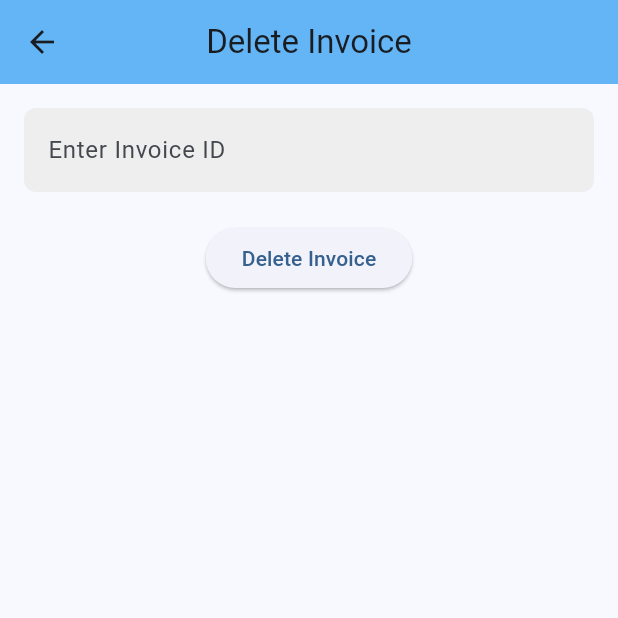
After one commit to ahmadrestom/Supermarket-Frontend, a Flutter app: the DeleteInvoice screen opened by its route, on a phone screen of 412 x 824 dp, the top half of it. The commit adds this screen. Run offline on Flutter 3.47's test engine with Material 3 defaults, Android fonts, the phone set to English and light mode, and no system bars; network calls fail.

Commit message:
Fixing  some issues with createInvoice and adding deleteInvoice feature

```diff
--- /dev/null
+++ b/lib/Invoice CRUD/deleteInvoice.dart
@@ -0,0 +1,84 @@
+import 'package:flutter/material.dart';
+import 'package:frontend/Services/invoice_service.dart';
+
+class DeleteInvoice extends StatelessWidget{
+
+  DeleteInvoice({super.key});
+
+  final TextEditingController _idController = TextEditingController();
+
+  @override
+  Widget build(BuildContext context){
+    return Scaffold(
+      appBar: AppBar(
+        title: const Text('Delete Invoice'),
+        centerTitle: true,
+      ),
+      body: Padding(
+        padding: const EdgeInsets.all(16.0),
+        child: Column(
+          children: [
+            Container(
+              padding: const EdgeInsets.symmetric(horizontal: 16.0),
+              decoration: BoxDecoration(
+                color: Colors.grey.shade200,
+                borderRadius: BorderRadius.circular(8.0),
+              ),
+              child: TextField(
+                controller: _idController,
+                keyboardType: TextInputType.number,
+                style: const TextStyle(fontSize: 16.0),
+                decoration: const InputDecoration(
+                  labelText: 'Enter Invoice ID',
+                  border: InputBorder.none,
+                ),
+              ),
+            ),
+            const SizedBox(height: 20),
+            ElevatedButton(
+              onPressed: () {
+                int invoiceId = int.tryParse(_idController.text) ?? 0;
+                if (invoiceId != 0) {
+                  InvoiceService().deleteInvoice(invoiceId);
+                  showDialog(
+                    context: context,
+                    builder: (BuildContext context) {
+                      return AlertDialog(
+                        title: const Text('Success'),
+                        content: const Text('Invoice deleted successfully'),
+                        actions: [
+                          TextButton(
+                            onPressed: () => Navigator.pop(context),
+                            child: const Text('OK'),
+                          ),
+                        ],
+                      );
+                    },
+                  );
+                } else {
+                  showDialog(
+                    context: context,
+                    builder: (BuildContext context) {
+                      return AlertDialog(
+                        title: const Text('Error'),
+                        content: const Text('Please enter a valid invoice ID.'),
+                        actions: [
+                          TextButton(
+                            onPressed: () => Navigator.pop(context),
+                            child: const Text('OK'),
+                          ),
+                        ],
+                      );
+                    },
+                  );
+                }
+              },
+              child: const Text('Delete Invoice'),
+            ),
+            const SizedBox(height: 20),
+          ],
+        ),
+      ),
+    );
+  }
+}
--- a/lib/main.dart
+++ b/lib/main.dart
@@ -12,6 +12,7 @@ import 'package:frontend/Customer CRUD/getCustomer.dart';
 import 'package:frontend/Customer CRUD/updateCustomer.dart';
 import 'package:frontend/CustomerPage.dart';
 import 'package:frontend/Invoice%20CRUD/createInvoice.dart';
+import 'package:frontend/Invoice%20CRUD/deleteInvoice.dart';
 import 'package:frontend/Invoice%20CRUD/getAllInvoices.dart';
 import 'package:frontend/Invoice%20CRUD/getInvoice.dart';
 import 'package:frontend/InvoicePage.dart';
@@ -80,6 +81,7 @@ class MyApp extends StatelessWidget {
         '/getAllInvoices': (context)=> GetAllInvoices(),
         '/getInvoice': (context) => const GetInvoice(),
         '/createInvoice': (context)=> const CreateInvoice(),
+        '/deleteInvoice': (context)=> DeleteInvoice(),
       },
     );
   }
```
Also changed, not shown: lib/Invoice CRUD/createInvoice.dart (+23 -2 lines).
